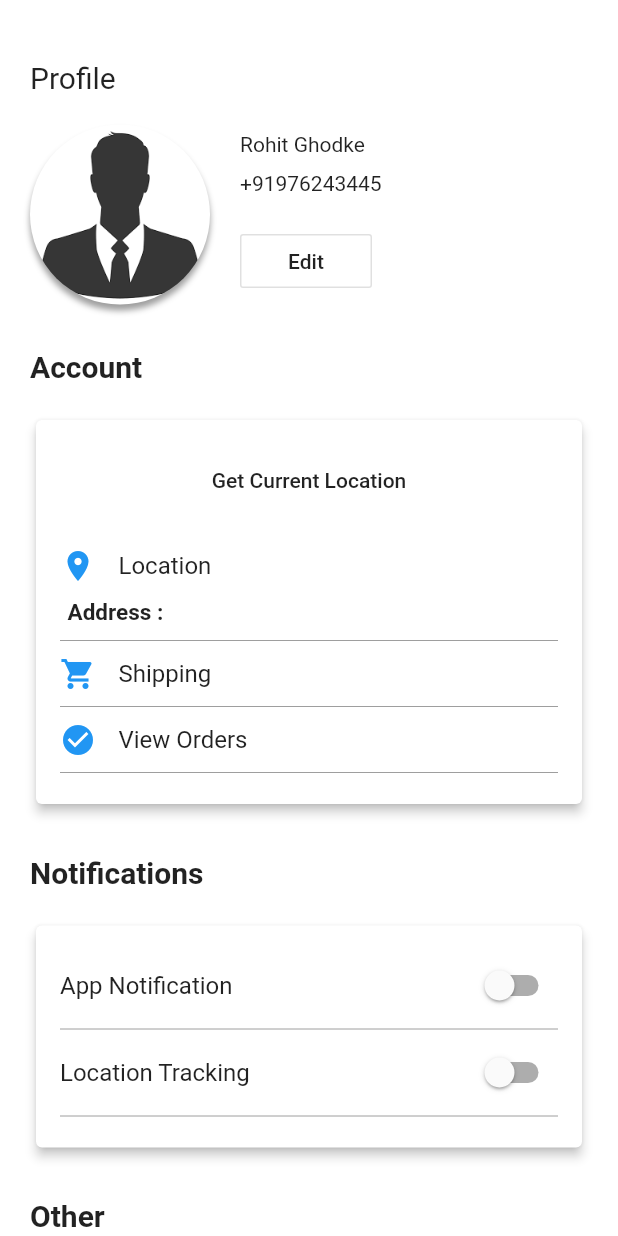
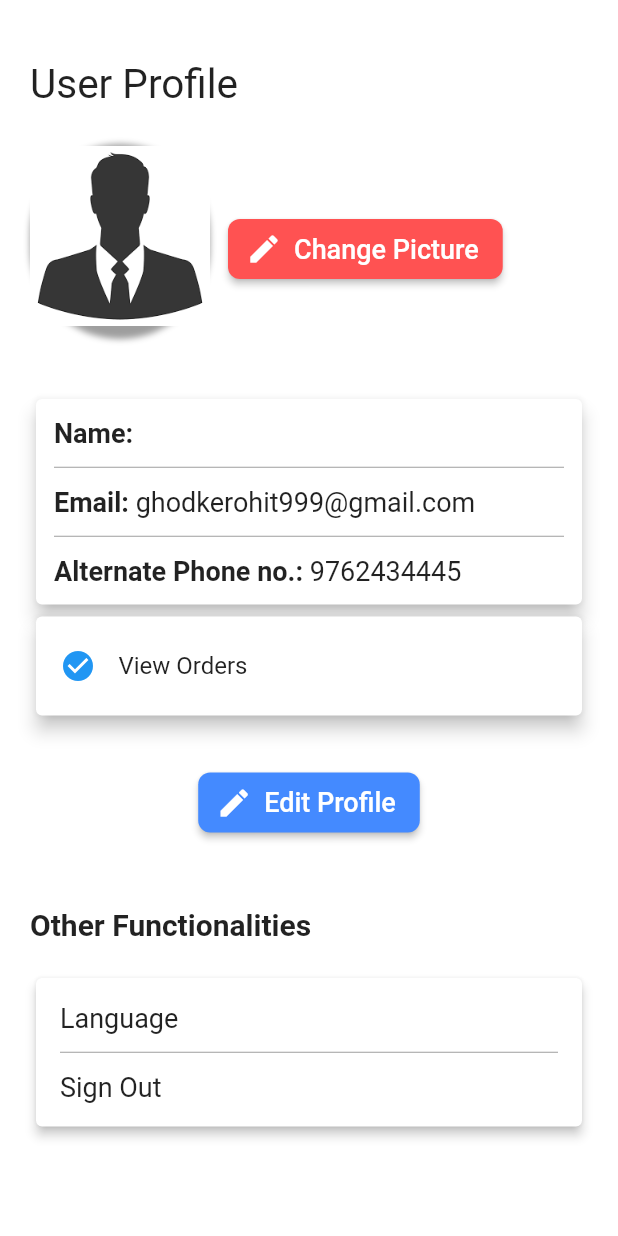
Before and after one commit to Doffil/timepass_working, a Flutter app: the ProfilePage screen opened directly, on a phone screen of 412 x 824 dp. Run offline on Flutter 3.47's test engine with Material 2 defaults, Android fonts, the phone set to English and light mode, and no system bars; our stand-ins replace carousel_pro, firebase_auth, firebase_core, floating_bottom_navigation_bar, flutter_mobx, geolocator and 2 more; missing offline and left inert: animated_splash, numeric_keyboard; accounts and stored records are empty; generated files the repository leaves out were written again; network calls fail; statements that could not run were skipped.

Commit message:
done with profile

```diff
--- a/timepass/lib/pages/ProfilePage.dart
+++ b/timepass/lib/pages/ProfilePage.dart
@@ -1,6 +1,9 @@
+import 'dart:io';
+
 import 'package:flutter/material.dart';
 import 'package:flutter/rendering.dart';
 import 'package:geolocator/geolocator.dart';
+import 'package:image_picker/image_picker.dart';
 import 'package:provider/provider.dart';
 import 'package:timepass/stores/login_store.dart';
 import 'package:timepass/widgets/custom_list_tile.dart';
@@ -12,27 +15,13 @@ class ProfilePage extends StatefulWidget {
 }
 
 class _ProfilePageState extends State<ProfilePage> {
-  String _locationMessage="";
-  String _currentAddress="";
-  bool turnOnNotification = false;
-  bool turnOnLocation = false;
-
-
-  void _getCurrentLocation() async{
-    final position = await Geolocator().getCurrentPosition(desiredAccuracy: LocationAccuracy.high);
-    print(position);
-    var lat;
-    var long;
-    lat=position.latitude;
-    long=position.longitude;
-
-    List<Placemark> placemark = await Geolocator().placemarkFromCoordinates(lat,long);
-    Placemark place=placemark[0];
+  File _image;
+  final picker= ImagePicker();
+  Future getImage() async{
+    final image = await picker.getImage(source: ImageSource.gallery);
     setState(() {
-      _locationMessage="${position.latitude}, ${position.longitude}";
-      _currentAddress="${place.locality}, ${place.postalCode}, ${place.country}";
-      });
-
+      _image = File(image.path);
+    });
   }
 
 
@@ -41,54 +30,39 @@ class _ProfilePageState extends State<ProfilePage> {
   Widget build(BuildContext context) {
 //    return Consumer<LoginStore>(
 //        builder: (_, loginStore, __) {
-          final myController = TextEditingController();
+          TextEditingController _controller = TextEditingController();
           final myController1 = TextEditingController();
           final myController2 = TextEditingController();
-          String name = "Rohit Ghodke",
-              mobile = "+91976243445";
+          String name="";
 
-//
-//    @override
-//    void dispose() {
-//      // Clean up the controller when the widget is disposed.
-//      myController.dispose();
-//      myController1.dispose();
-//      myController2.dispose();
-//      super.dispose();
-//    }
-
-          void _showDialog() {
+       void _showDialog(){
             showDialog(
                 context: context,
                 builder: (BuildContext context) {
                   return AlertDialog(
                     title: Text('Edit Profile'),
                     content: TextField(
-                      controller: myController,
+                      controller: _controller,
                     ),
                     actions: <Widget>[
                       FlatButton(
-                        child: Text('Cancel'),
-                        onPressed: () {
-                          Navigator.pop(context);
-                        },
-                      ),
-                      FlatButton(
                         child: Text('Update'),
                         onPressed: () {
-                          setState(() {
-                            name = myController.text;
-                            mobile = myController2.text;
-                            Navigator.pop(context);
-                          });
+                          Navigator.of(context)
+                              .pop(_controller.text.toString());
+//                          Navigator.pop(context,_controller.text.toString());
                         },
                       ),
                     ],
-
                   );
                 }
-            );
+            ).then((value){
+              setState(() {
+                name=value;
+              });
+            });
           }
+
 
           return Scaffold(
             backgroundColor: Colors.white,
@@ -100,69 +74,178 @@ class _ProfilePageState extends State<ProfilePage> {
                   crossAxisAlignment: CrossAxisAlignment.start,
                   children: <Widget>[
                     Text(
-                      "Profile",
+                      "User Profile",
                       style: TextStyle(
-                        fontSize: 20.0,
+                        fontSize: 27.0,
+
                       ),
                     ),
                     SizedBox(
                       height: 20.0,
                     ),
                     Row(
-                      crossAxisAlignment: CrossAxisAlignment.center,
-                      mainAxisAlignment: MainAxisAlignment.start,
+                      crossAxisAlignment: CrossAxisAlignment.start,
                       children: <Widget>[
                         Container(
-                          height: 120.0,
+                          height: 130.0,
                           width: 120.0,
                           decoration: BoxDecoration(
-                            borderRadius: BorderRadius.circular(60.0),
+                            borderRadius: BorderRadius.circular(90.0),
                             boxShadow: [
                               BoxShadow(
                                   blurRadius: 3.0,
                                   offset: Offset(0, 4.0),
                                   color: Colors.black38),
-                            ],
-                            image: DecorationImage(
-                              image: AssetImage(
-                                "assets/images/profileuser.png",
+                            ]),
+                              child:_image==null?Image.asset("assets/images/profileuser.png")
+                                  :Image.file(_image)
+                        ),
+                        Padding(
+                          padding: const EdgeInsets.only(top: 50,left: 12),
+                          child: ButtonTheme(
+                            height: 40,
+                            minWidth: 30,
+                            child: RaisedButton.icon(
+                              textColor: Colors.white,
+                              color: Colors.redAccent,
+                              onPressed: (){
+                                  getImage();
+                              },
+                              icon:Icon(Icons.edit),
+                              label:Text(
+                                'Change Picture',
+                                style: TextStyle(
+                                    fontSize: 18
+                                ),
                               ),
-                              fit: BoxFit.cover,
+                              shape: RoundedRectangleBorder(
+                                  borderRadius: BorderRadius.circular(8.0)
+                              ),
                             ),
+
                           ),
-                        ),
-                        SizedBox(
-                          width: 20.0,
-                        ),
-                        Column(
-                          crossAxisAlignment: CrossAxisAlignment.start,
-                          children: <Widget>[
-                            Text(name),
-                            SizedBox(
-                              height: 10.0,
-                            ),
-                            Text(
-                            mobile
-                            ),
-                            SizedBox(
-                              height: 20.0,
-                            ),
-                            OutlineButton(
-                                child: Text('Edit'),
-                                onPressed: () {
-                                  _showDialog();
-                                }
-                            )
-//                      SmallButton(btnText: "Edit",),
-                          ],
                         ),
                       ],
                     ),
                     SizedBox(
+                      height: 40.0,
+                    ),
+                    Card(
+                      elevation: 5.0,
+                      child: Padding(
+                        padding: EdgeInsets.all(12.0),
+                        child: Column(
+                          crossAxisAlignment: CrossAxisAlignment.start,
+                          mainAxisAlignment: MainAxisAlignment.start,
+                          children: <Widget>[
+                            Row(
+                              children: <Widget>[
+                                Text(
+                                    'Name: ',
+                                  style: TextStyle(
+                                    fontSize: 18,
+                                    fontWeight: FontWeight.bold
+                                  ),
+                                ),
+                                Text(
+                                  name,
+                                  style: TextStyle(
+                                    fontSize: 18
+                                  ),
+                                )
+                              ],
+                            ),
+                            Divider(
+                              height: 25,
+                              color: Colors.grey,
+                            ),
+                            Row(
+                              children: <Widget>[
+                                Text(
+                                  'Email: '
+                                ,style: TextStyle(
+                                  fontSize: 18,
+                                  fontWeight: FontWeight.bold
+                                ),
+                                ),
+                                Text(
+                                  'ghodkerohit999@gmail.com',
+                                  style: TextStyle(
+                                    fontSize: 18
+                                  ),
+                                )
+                              ],
+                            ),
+                            Divider(
+                              height: 25,
+                              color: Colors.grey,
+                            ),
+                            Row(
+                              children: <Widget>[
+                                Text(
+                                  'Alternate Phone no.: '
+                                  ,style: TextStyle(
+                                    fontSize: 18,
+                                  fontWeight: FontWeight.bold
+                                ),
+                                ),
+                                Text(
+                                  '9762434445',
+                                  style: TextStyle(
+                                    fontSize: 18
+                                  ),
+                                )
+                              ],
+                            )
+                          ],
+                        ),
+                      ),
+                    ),
+                    Card(
+                      elevation: 5.0,
+                      child: Padding(
+                        padding: EdgeInsets.all(16.0),
+                        child: Column(
+                          children: <Widget>[
+                            CustomListTile(
+                              icon: Icons.check_circle,
+                              text: "View Orders",
+                            ),
+                          ],
+                        ),
+                      ),
+                    ),
+                    SizedBox(
                       height: 30.0,
                     ),
+                    Center(
+                      child: ButtonTheme(
+                        height: 40,
+                        child: RaisedButton.icon(
+                          textColor: Colors.white,
+                          color: Colors.blueAccent,
+                            onPressed: () {
+                            _showDialog();
+                            },
+                            icon:Icon(Icons.edit),
+                            label:Text(
+                              'Edit Profile',
+                              style: TextStyle(
+                                fontSize: 18
+                              ),
+                            ),
+                          shape: RoundedRectangleBorder(
+                            borderRadius: BorderRadius.circular(8.0)
+                          ),
+                        ),
+                      ),
+                    ),
+                    Text(name),
+                    SizedBox(
+                      height: 30,
+                    ),
                     Text(
-                      "Account",
+                      "Other Functionalities",
                       style: TextStyle(
                         fontSize: 20.0,
                         fontWeight: FontWeight.bold,
@@ -175,142 +258,6 @@ class _ProfilePageState extends State<ProfilePage> {
                       elevation: 3.0,
                       child: Padding(
                         padding: EdgeInsets.all(16.0),
-                        child: Column(
-                          children: <Widget>[
-                            FlatButton(
-                              onPressed: () {
-                                _getCurrentLocation();
-                              },
-                              child: Text('Get Current Location'),
-                            ),
-                            Text(_locationMessage),
-                            CustomListTile(
-                              icon: Icons.location_on,
-                              text: "Location",
-                            ),
-                            Align(
-                              alignment: Alignment.centerLeft,
-                              child: Container(
-                                margin: EdgeInsets.all(5.0),
-                                child: Text('Address : ' + _currentAddress,
-                                  style: TextStyle(
-                                      fontWeight: FontWeight.bold,
-                                      fontSize: 15
-                                  ),
-                                ),
-                              ),
-                            ),
-                            Divider(
-                              height: 10.0,
-                              color: Colors.grey,
-                            ),
-                            CustomListTile(
-                              icon: Icons.shopping_cart,
-                              text: "Shipping",
-                            ),
-                            Divider(
-                              height: 10.0,
-                              color: Colors.grey,
-                            ),
-                            CustomListTile(
-                              icon: Icons.check_circle,
-                              text: "View Orders",
-                            ),
-                            Divider(
-                              height: 10.0,
-                              color: Colors.grey,
-                            ),
-                          ],
-                        ),
-                      ),
-                    ),
-                    SizedBox(
-                      height: 30.0,
-                    ),
-                    Text(
-                      "Notifications",
-                      style: TextStyle(
-                        fontSize: 20.0,
-                        fontWeight: FontWeight.bold,
-                      ),
-                    ),
-                    SizedBox(
-                      height: 20.0,
-                    ),
-                    Card(
-                      elevation: 3.0,
-                      child: Padding(
-                        padding: EdgeInsets.all(16.0),
-                        child: Column(
-                          children: <Widget>[
-                            Row(
-                              mainAxisAlignment: MainAxisAlignment.spaceBetween,
-                              children: <Widget>[
-                                Text(
-                                  "App Notification",
-                                  style: TextStyle(
-                                    fontSize: 16.0,
-                                  ),
-                                ),
-                                Switch(
-                                  value: turnOnNotification,
-                                  onChanged: (bool value) {
-                                    // print("The value: $value");
-                                    setState(() {
-                                      turnOnNotification = value;
-                                    });
-                                  },
-                                ),
-                              ],
-                            ),
-                            Divider(
-                              height: 10.0,
-                              color: Colors.grey,
-                            ),
-                            Row(
-                              mainAxisAlignment: MainAxisAlignment.spaceBetween,
-                              children: <Widget>[
-                                Text(
-                                  "Location Tracking",
-                                  style: TextStyle(
-                                    fontSize: 16.0,
-                                  ),
-                                ),
-                                Switch(
-                                  value: turnOnLocation,
-                                  onChanged: (bool value) {
-                                    // print("The value: $value");
-                                    setState(() {
-                                      turnOnLocation = value;
-                                    });
-                                  },
-                                ),
-                              ],
-                            ),
-                            Divider(
-                              height: 10.0,
-                              color: Colors.grey,
-                            ),
-                          ],
-                        ),
-                      ),
-                    ),
-                    SizedBox(
-                      height: 30.0,
-                    ),
-                    Text(
-                      "Other",
-                      style: TextStyle(
-                        fontSize: 20.0,
-                        fontWeight: FontWeight.bold,
-                      ),
-                    ),
-                    SizedBox(
-                      height: 20.0,
-                    ),
-                    Card(
-                      child: Padding(
-                        padding: EdgeInsets.all(16.0),
                         child: Container(
                           width: MediaQuery
                               .of(context)
@@ -320,23 +267,22 @@ class _ProfilePageState extends State<ProfilePage> {
                             crossAxisAlignment: CrossAxisAlignment.start,
                             children: <Widget>[
                               Text(
-                                  "Language", style: TextStyle(fontSize: 16.0)),
-                              // SizedBox(height: 10.0,),
-                              Divider(
-                                height: 30.0,
-                                color: Colors.grey,
-                              ),
-                              FlatButton(
-//                                onPressed: () {
-//                                  loginStore.signOut(context);
-//                                },
-                                child: Text('Sign Out',style: TextStyle(fontSize: 18.0),),
+                                  "Language",
+                                  style: TextStyle(
+                                      fontSize: 18.0
+                                  )
                               ),
                               // SizedBox(height: 10.0,),
                               Divider(
-                                height: 30.0,
+                                height: 25.0,
                                 color: Colors.grey,
                               ),
+                               Text('Sign Out',
+                                  style: TextStyle(
+                                      fontSize: 18.0)
+                                  ,),
+                              // SizedBox(height: 10.0,),
+
                             ],
                           ),
                         ),
--- a/timepass/pubspec.yaml
+++ b/timepass/pubspec.yaml
@@ -28,6 +28,7 @@ dependencies:
   carousel_pro: ^1.0.0
   firebase_core: ^0.4.5
   firebase_auth: ^0.16.1
+  image_picker: ^0.6.7+4
   floating_bottom_navigation_bar: ^1.3.0
   http: ^0.12.1
   geolocator: ^5.3.2+2
```
Also changed, not shown: timepass/lib/pages/normal_working.dart (added, +49 -0 lines), timepass/pubspec.lock.
